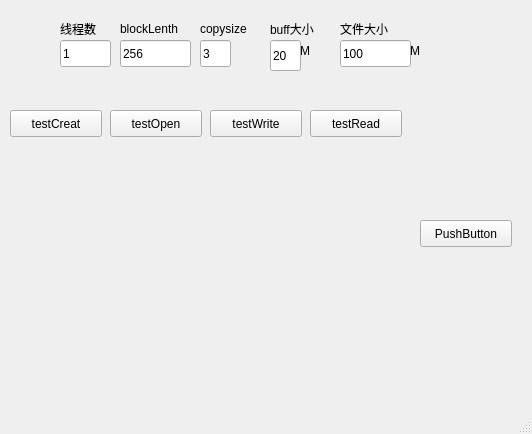
Before: the Qt Designer form mainwindow.ui in 3642214/sdfs_client_qt_demo, drawn with Qt 5.
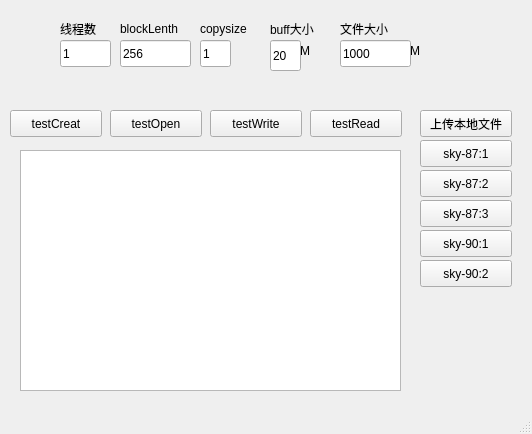
After: the same form once the commit is applied.

The edit to the form file:
```diff
--- a/mainwindow.ui
+++ b/mainwindow.ui
@@ -50,7 +50,7 @@
      </rect>
     </property>
     <property name="text">
-     <string>3</string>
+     <string>1</string>
     </property>
    </widget>
    <widget class="QLineEdit" name="lineEdit_5">
@@ -63,7 +63,7 @@
      </rect>
     </property>
     <property name="text">
-     <string>100</string>
+     <string>1000</string>
     </property>
    </widget>
    <widget class="QPushButton" name="CreatButton">
@@ -213,13 +213,13 @@
     <property name="geometry">
      <rect>
       <x>420</x>
-      <y>220</y>
+      <y>110</y>
       <width>92</width>
       <height>27</height>
      </rect>
     </property>
     <property name="text">
-     <string>PushButton</string>
+     <string>上传本地文件</string>
     </property>
    </widget>
    <widget class="QPushButton" name="readButton">
@@ -235,6 +235,81 @@
      <string>testRead</string>
     </property>
    </widget>
+   <widget class="QPushButton" name="test_87_1">
+    <property name="geometry">
+     <rect>
+      <x>420</x>
+      <y>140</y>
+      <width>92</width>
+      <height>27</height>
+     </rect>
+    </property>
+    <property name="text">
+     <string>sky-87:1</string>
+    </property>
+   </widget>
+   <widget class="QTextEdit" name="textEdit">
+    <property name="geometry">
+     <rect>
+      <x>20</x>
+      <y>150</y>
+      <width>381</width>
+      <height>241</height>
+     </rect>
+    </property>
+   </widget>
+   <widget class="QPushButton" name="test_87_2">
+    <property name="geometry">
+     <rect>
+      <x>420</x>
+      <y>170</y>
+      <width>92</width>
+      <height>27</height>
+     </rect>
+    </property>
+    <property name="text">
+     <string>sky-87:2</string>
+    </property>
+   </widget>
+   <widget class="QPushButton" name="test_87_3">
+    <property name="geometry">
+     <rect>
+      <x>420</x>
+      <y>200</y>
+      <width>92</width>
+      <height>27</height>
+     </rect>
+    </property>
+    <property name="text">
+     <string>sky-87:3</string>
+    </property>
+   </widget>
+   <widget class="QPushButton" name="test_90_1">
+    <property name="geometry">
+     <rect>
+      <x>420</x>
+      <y>230</y>
+      <width>92</width>
+      <height>27</height>
+     </rect>
+    </property>
+    <property name="text">
+     <string>sky-90:1</string>
+    </property>
+   </widget>
+   <widget class="QPushButton" name="test_90_2">
+    <property name="geometry">
+     <rect>
+      <x>420</x>
+      <y>260</y>
+      <width>92</width>
+      <height>27</height>
+     </rect>
+    </property>
+    <property name="text">
+     <string>sky-90:2</string>
+    </property>
+   </widget>
   </widget>
   <widget class="QStatusBar" name="statusBar"/>
  </widget>
```
Left out of the diff: 2 changed lines with no effect on the pictures.
